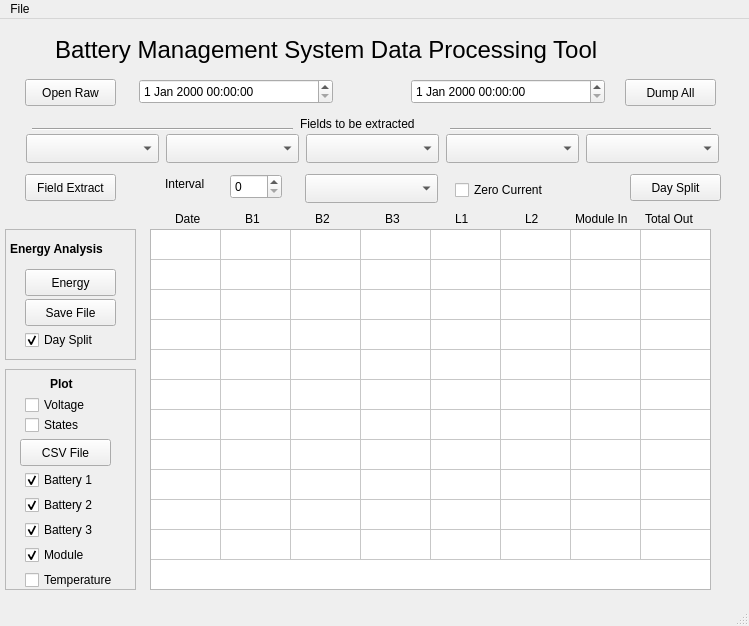
Qt form data-processing/data-processing-main.ui (AM-OpenSource/Battery-Management-System) before a commit.
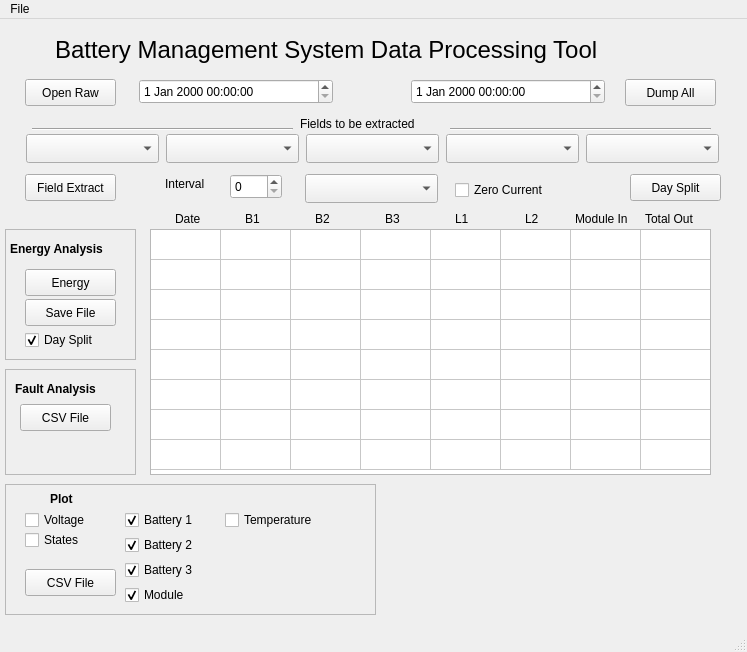
The same form after that commit.

Commit message: Update GUI for data processing and add a feature to analyse the combined file for errors and inconsistencies.

Diff of the .ui file:
```diff
--- a/data-processing/data-processing-main.ui
+++ b/data-processing/data-processing-main.ui
@@ -6,8 +6,8 @@
    <rect>
     <x>0</x>
     <y>0</y>
-    <width>749</width>
-    <height>626</height>
+    <width>747</width>
+    <height>652</height>
    </rect>
   </property>
   <property name="windowTitle">
@@ -171,7 +171,7 @@
       <x>150</x>
       <y>210</y>
       <width>561</width>
-      <height>361</height>
+      <height>246</height>
      </rect>
     </property>
     <property name="maximumSize">
@@ -190,7 +190,7 @@
      <bool>false</bool>
     </property>
     <property name="rowCount">
-     <number>11</number>
+     <number>8</number>
     </property>
     <property name="columnCount">
      <number>8</number>
@@ -212,9 +212,6 @@
     <row/>
     <row/>
     <row/>
-    <row/>
-    <row/>
-    <row/>
     <column/>
     <column/>
     <column/>
@@ -460,9 +457,9 @@
     <property name="geometry">
      <rect>
       <x>5</x>
-      <y>350</y>
-      <width>131</width>
-      <height>221</height>
+      <y>465</y>
+      <width>371</width>
+      <height>131</height>
      </rect>
     </property>
     <property name="frameShape">
@@ -493,8 +490,8 @@
     <widget class="QCheckBox" name="moduleCheckbox">
      <property name="geometry">
       <rect>
-       <x>20</x>
-       <y>175</y>
+       <x>120</x>
+       <y>100</y>
        <width>93</width>
        <height>22</height>
       </rect>
@@ -525,8 +522,8 @@
     <widget class="QPushButton" name="plotFileSelectButton">
      <property name="geometry">
       <rect>
-       <x>15</x>
-       <y>70</y>
+       <x>20</x>
+       <y>85</y>
        <width>91</width>
        <height>27</height>
       </rect>
@@ -541,8 +538,8 @@
     <widget class="QCheckBox" name="battery1Checkbox">
      <property name="geometry">
       <rect>
-       <x>20</x>
-       <y>100</y>
+       <x>120</x>
+       <y>25</y>
        <width>93</width>
        <height>22</height>
       </rect>
@@ -557,8 +554,8 @@
     <widget class="QCheckBox" name="battery3Checkbox">
      <property name="geometry">
       <rect>
-       <x>20</x>
-       <y>150</y>
+       <x>120</x>
+       <y>75</y>
        <width>93</width>
        <height>22</height>
       </rect>
@@ -573,8 +570,8 @@
     <widget class="QCheckBox" name="battery2Checkbox">
      <property name="geometry">
       <rect>
-       <x>20</x>
-       <y>125</y>
+       <x>120</x>
+       <y>50</y>
        <width>93</width>
        <height>22</height>
       </rect>
@@ -589,8 +586,8 @@
     <widget class="QCheckBox" name="temperaturePlotCheckbox">
      <property name="geometry">
       <rect>
-       <x>20</x>
-       <y>200</y>
+       <x>220</x>
+       <y>25</y>
        <width>111</width>
        <height>22</height>
       </rect>
@@ -690,13 +687,80 @@
      <bool>false</bool>
     </property>
    </widget>
+   <widget class="QFrame" name="faultFrame">
+    <property name="geometry">
+     <rect>
+      <x>5</x>
+      <y>350</y>
+      <width>131</width>
+      <height>106</height>
+     </rect>
+    </property>
+    <property name="toolTip">
+     <string>Analyse combined data file for instances where the charger is not allocated when it could be.</string>
+    </property>
+    <property name="frameShape">
+     <enum>QFrame::StyledPanel</enum>
+    </property>
+    <property name="frameShadow">
+     <enum>QFrame::Raised</enum>
+    </property>
+    <widget class="QLabel" name="faultLabel">
+     <property name="geometry">
+      <rect>
+       <x>10</x>
+       <y>10</y>
+       <width>106</width>
+       <height>20</height>
+      </rect>
+     </property>
+     <property name="font">
+      <font>
+       <weight>75</weight>
+       <bold>true</bold>
+      </font>
+     </property>
+     <property name="text">
+      <string>Fault Analysis</string>
+     </property>
+    </widget>
+    <widget class="QPushButton" name="faultReportFileSelectButton">
+     <property name="geometry">
+      <rect>
+       <x>15</x>
+       <y>35</y>
+       <width>91</width>
+       <height>27</height>
+      </rect>
+     </property>
+     <property name="toolTip">
+      <string>&lt;html&gt;&lt;head/&gt;&lt;body&gt;&lt;p&gt;Select the csv file to be plotted.&lt;/p&gt;&lt;/body&gt;&lt;/html&gt;</string>
+     </property>
+     <property name="text">
+      <string>CSV File</string>
+     </property>
+    </widget>
+   </widget>
+   <widget class="QLabel" name="errorMessageLabel">
+    <property name="geometry">
+     <rect>
+      <x>15</x>
+      <y>580</y>
+      <width>696</width>
+      <height>17</height>
+     </rect>
+    </property>
+    <property name="text">
+     <string/>
+    </property>
+   </widget>
   </widget>
   <widget class="QMenuBar" name="menubar">
    <property name="geometry">
     <rect>
      <x>0</x>
      <y>0</y>
-     <width>749</width>
+     <width>747</width>
      <height>27</height>
     </rect>
    </property>
```
Left out of the diff: 11 changed lines with no effect on the pictures. The commit also changes 2 other files.
